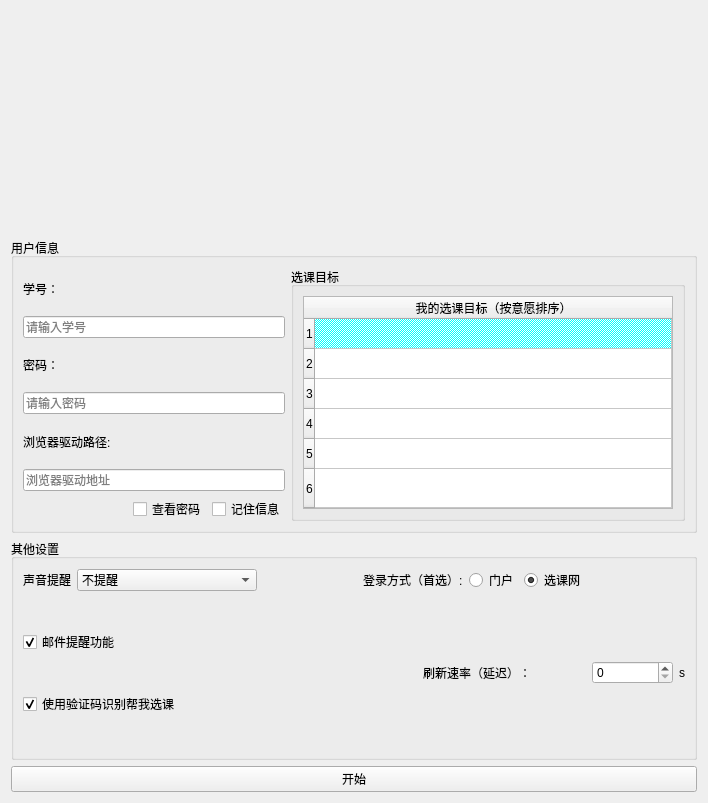
Above: qt/ui/login.ui from ZYM-PKU/AutoElective2.0 before the change. Below: the same form after it.
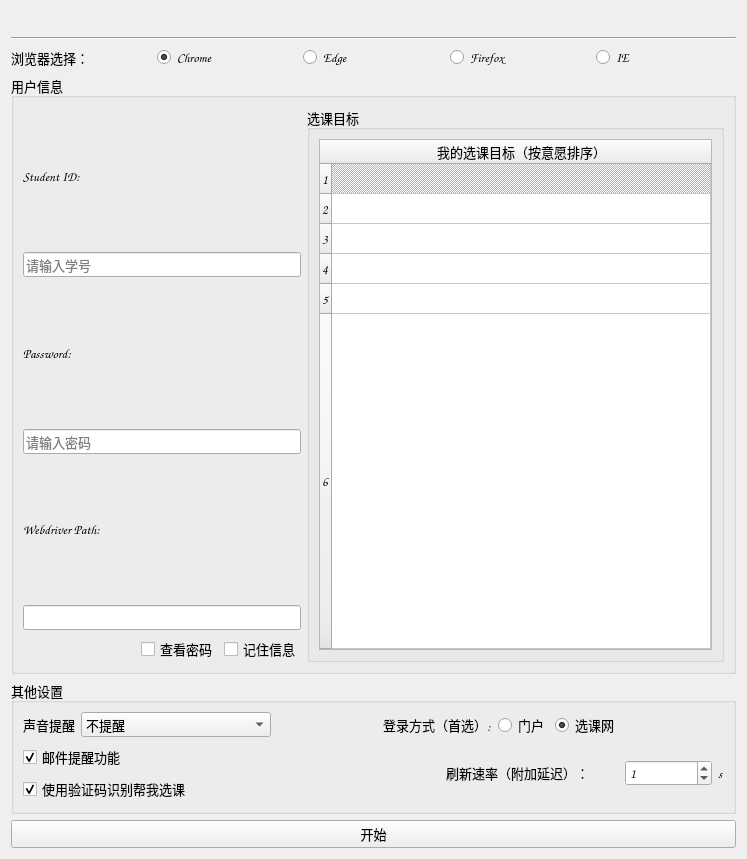
That is the form after the change. Icons and pictures are not drawn.

The edit to the form file:
```diff
--- a/qt/ui/login.ui
+++ b/qt/ui/login.ui
@@ -6,14 +6,20 @@
    <rect>
     <x>0</x>
     <y>0</y>
-    <width>708</width>
-    <height>803</height>
+    <width>747</width>
+    <height>859</height>
    </rect>
   </property>
+  <property name="font">
+   <font>
+    <family>Comic Sans MS</family>
+    <pointsize>10</pointsize>
+   </font>
+  </property>
   <property name="windowTitle">
    <string>AutoElective</string>
   </property>
-  <layout class="QVBoxLayout" name="verticalLayout_3" stretch="3,4,3,3">
+  <layout class="QVBoxLayout" name="verticalLayout_3">
    <item>
     <layout class="QHBoxLayout" name="horizontalLayout_6">
      <item>
@@ -21,12 +27,9 @@
        <property name="orientation">
         <enum>Qt::Horizontal</enum>
        </property>
-       <property name="sizeType">
-        <enum>QSizePolicy::Expanding</enum>
-       </property>
        <property name="sizeHint" stdset="0">
         <size>
-         <width>140</width>
+         <width>40</width>
          <height>20</height>
         </size>
        </property>
@@ -47,12 +50,9 @@
        <property name="orientation">
         <enum>Qt::Horizontal</enum>
        </property>
-       <property name="sizeType">
-        <enum>QSizePolicy::Expanding</enum>
-       </property>
        <property name="sizeHint" stdset="0">
         <size>
-         <width>130</width>
+         <width>40</width>
          <height>20</height>
         </size>
        </property>
@@ -60,6 +60,83 @@
      </item>
     </layout>
    </item>
+   <item>
+    <widget class="Line" name="line">
+     <property name="orientation">
+      <enum>Qt::Horizontal</enum>
+     </property>
+    </widget>
+   </item>
+   <item>
+    <layout class="QHBoxLayout" name="horizontalLayout_10">
+     <item>
+      <widget class="QLabel" name="label_9">
+       <property name="text">
+        <string>浏览器选择：</string>
+       </property>
+      </widget>
+     </item>
+     <item>
+      <widget class="QRadioButton" name="radioButton_4">
+       <property name="text">
+        <string>Chrome</string>
+       </property>
+       <property name="icon">
+        <iconset>
+         <normaloff>../pics/chrome.png</normaloff>../pics/chrome.png</iconset>
+       </property>
+       <property name="checked">
+        <bool>true</bool>
+       </property>
+       <attribute name="buttonGroup">
+        <string notr="true">DriverChoice</string>
+       </attribute>
+      </widget>
+     </item>
+     <item>
+      <widget class="QRadioButton" name="radioButton_5">
+       <property name="text">
+        <string>Edge</string>
+       </property>
+       <property name="icon">
+        <iconset>
+         <normaloff>../pics/Edge.png</normaloff>../pics/Edge.png</iconset>
+       </property>
+       <attribute name="buttonGroup">
+        <string notr="true">DriverChoice</string>
+       </attribute>
+      </widget>
+     </item>
+     <item>
+      <widget class="QRadioButton" name="radioButton_6">
+       <property name="text">
+        <string>Firefox</string>
+       </property>
+       <property name="icon">
+        <iconset>
+         <normaloff>../pics/firefox.png</normaloff>../pics/firefox.png</iconset>
+       </property>
+       <attribute name="buttonGroup">
+        <string notr="true">DriverChoice</string>
+       </attribute>
+      </widget>
+     </item>
+     <item>
+      <widget class="QRadioButton" name="radioButton_3">
+       <property name="text">
+        <string>IE</string>
+       </property>
+       <property name="icon">
+        <iconset>
+         <normaloff>../pics/IE.png</normaloff>../pics/IE.png</iconset>
+       </property>
+       <attribute name="buttonGroup">
+        <string notr="true">DriverChoice</string>
+       </attribute>
+      </widget>
+     </item>
+    </layout>
+   </item>
    <item>
     <widget class="QGroupBox" name="groupBox">
      <property name="title">
@@ -71,7 +148,7 @@
         <item>
          <widget class="QLabel" name="label">
           <property name="text">
-           <string>学号：</string>
+           <string>Student ID:</string>
           </property>
          </widget>
         </item>
@@ -100,7 +177,7 @@
         <item>
          <widget class="QLabel" name="label_2">
           <property name="text">
-           <string>密码：</string>
+           <string>Password:</string>
           </property>
          </widget>
         </item>
@@ -126,7 +203,7 @@
         <item>
          <widget class="QLabel" name="label_6">
           <property name="text">
-           <string>浏览器驱动路径:</string>
+           <string>Webdriver Path:</string>
           </property>
          </widget>
         </item>
@@ -138,11 +215,14 @@
             <verstretch>0</verstretch>
            </sizepolicy>
           </property>
+          <property name="readOnly">
+           <bool>true</bool>
+          </property>
           <property name="placeholderText">
-           <string>浏览器驱动地址</string>
+           <string/>
           </property>
           <property name="clearButtonEnabled">
-           <bool>true</bool>
+           <bool>false</bool>
           </property>
          </widget>
         </item>
@@ -435,7 +515,7 @@
           <item>
            <widget class="QLabel" name="label_7">
             <property name="text">
-             <string>刷新速率（延迟）：</string>
+             <string>刷新速率（附加延迟）：</string>
             </property>
            </widget>
           </item>
@@ -448,7 +528,7 @@
              <number>60</number>
             </property>
             <property name="value">
-             <number>0</number>
+             <number>1</number>
             </property>
            </widget>
           </item>
```
Left out of the diff: 17 changed lines with no effect on the pictures.
